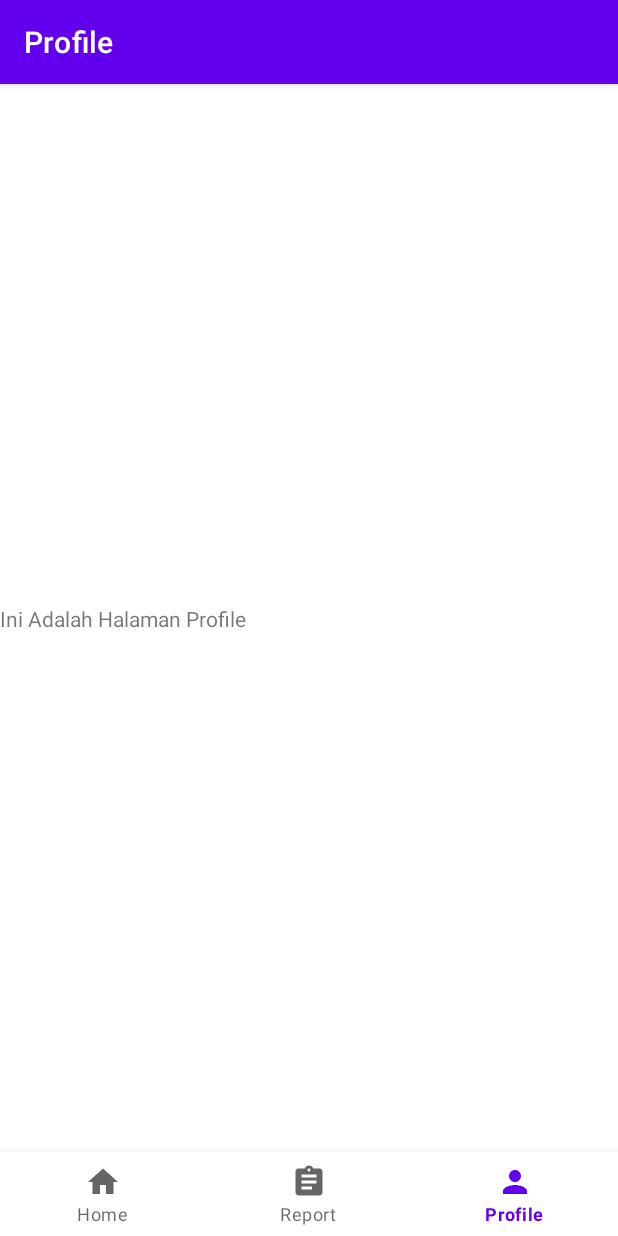
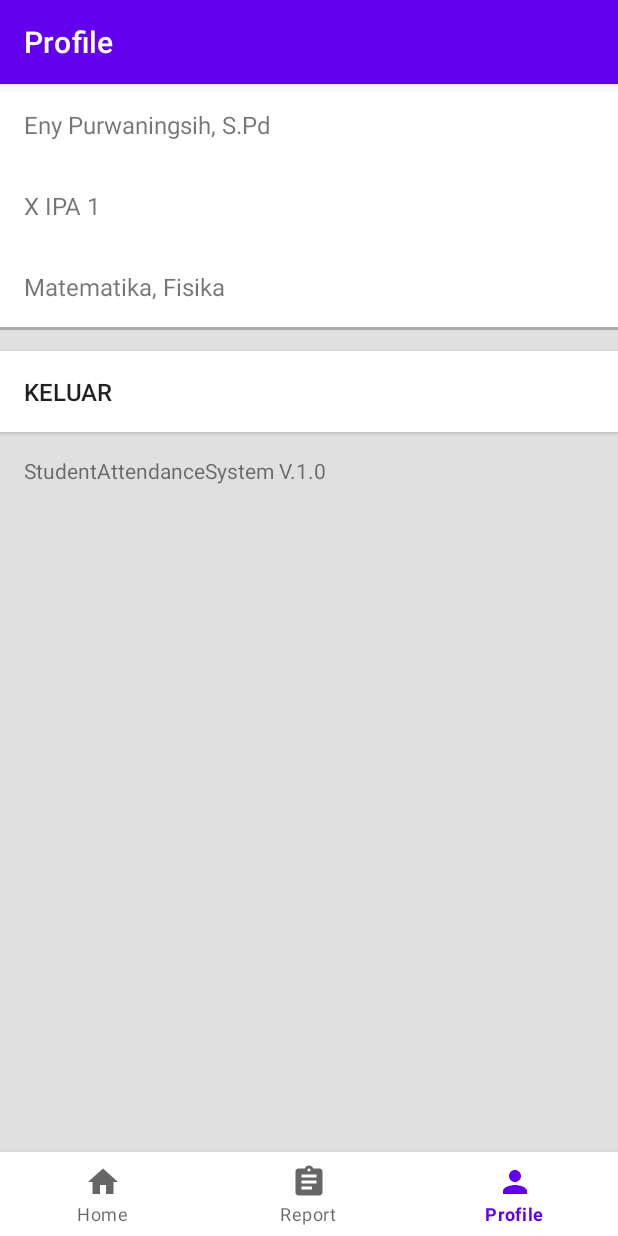
Before and after one commit to ThirstyProgrammer/StudentAttendanceSystem, an Android app: the ProfileFragment screen opened through its navigation route, on a phone screen of 412 x 824 dp. Run offline under Robolectric (Android 15) with nearby library versions, the phone set to English and light mode, and no system bars; our stand-ins replace navigation-ui.

Commit message:
Update Profile Feature UI

```diff
--- a/app/src/main/java/id/bachtiar/harits/studentattendancesystem/feature/profile/ProfileFragment.kt
+++ b/app/src/main/java/id/bachtiar/harits/studentattendancesystem/feature/profile/ProfileFragment.kt
@@ -5,9 +5,10 @@ import android.view.LayoutInflater
 import android.view.View
 import android.view.ViewGroup
 import androidx.fragment.app.Fragment
+import id.bachtiar.harits.studentattendancesystem.BuildConfig
 import id.bachtiar.harits.studentattendancesystem.databinding.FragmentProfileBinding
 
-class ProfileFragment: Fragment() {
+class ProfileFragment : Fragment() {
 
     private lateinit var viewBinding: FragmentProfileBinding
     private lateinit var viewModel: ProfileViewModel
@@ -19,4 +20,14 @@ class ProfileFragment: Fragment() {
         viewBinding = FragmentProfileBinding.inflate(inflater, container, false)
         return viewBinding.root
     }
+
+    override fun onViewCreated(view: View, savedInstanceState: Bundle?) {
+        super.onViewCreated(view, savedInstanceState)
+        viewBinding.apply {
+            tvName.text = "Eny Purwaningsih, S.Pd"
+            tvGrade.text = "X IPA 1"
+            tvSubjects.text = "Matematika, Fisika"
+            tvVersion.text = "StudentAttendanceSystem V.${BuildConfig.VERSION_NAME}"
+        }
+    }
 }
--- a/app/src/main/res/layout/fragment_profile.xml
+++ b/app/src/main/res/layout/fragment_profile.xml
@@ -1,17 +1,66 @@
 <?xml version="1.0" encoding="utf-8"?>
-<androidx.constraintlayout.widget.ConstraintLayout
-    xmlns:android="http://schemas.android.com/apk/res/android"
+<androidx.constraintlayout.widget.ConstraintLayout xmlns:android="http://schemas.android.com/apk/res/android"
     xmlns:app="http://schemas.android.com/apk/res-auto"
+    xmlns:tools="http://schemas.android.com/tools"
     android:layout_width="match_parent"
-    android:layout_height="match_parent">
+    android:layout_height="match_parent"
+    android:background="@color/gray_300"
+    android:orientation="vertical">
 
-    <TextView
-        android:id="@+id/tv_title"
+    <androidx.appcompat.widget.AppCompatTextView
+        android:id="@+id/tv_name"
         android:layout_width="match_parent"
         android:layout_height="wrap_content"
-        android:text="Ini Adalah Halaman Profile"
-        app:layout_constraintBottom_toBottomOf="parent"
-        app:layout_constraintEnd_toEndOf="parent"
-        app:layout_constraintStart_toStartOf="parent"
-        app:layout_constraintTop_toTopOf="parent" />
+        android:background="@color/white"
+        android:padding="@dimen/padding_16"
+        android:textSize="16sp"
+        app:layout_constraintTop_toTopOf="parent"
+        tools:text="AALIYA NAYLA FADYA RIZQYA" />
+
+    <androidx.appcompat.widget.AppCompatTextView
+        android:id="@+id/tv_grade"
+        android:layout_width="match_parent"
+        android:layout_height="wrap_content"
+        android:background="@color/white"
+        android:padding="@dimen/padding_16"
+        android:textSize="16sp"
+        app:layout_constraintTop_toBottomOf="@id/tv_name"
+        tools:text="X IPA 1" />
+
+    <androidx.appcompat.widget.AppCompatTextView
+        android:id="@+id/tv_subjects"
+        android:layout_width="match_parent"
+        android:layout_height="wrap_content"
+        android:background="@color/white"
+        android:padding="@dimen/padding_16"
+        android:textSize="16sp"
+        app:layout_constraintTop_toBottomOf="@+id/tv_grade"
+        tools:text="Matematika, Fisika, Kimia" />
+
+    <androidx.appcompat.widget.AppCompatImageView
+        android:layout_width="match_parent"
+        android:layout_height="@dimen/stroke_size"
+        android:background="@android:color/darker_gray"
+        app:layout_constraintTop_toBottomOf="@id/tv_subjects" />
+
+    <androidx.appcompat.widget.AppCompatButton
+        android:id="@+id/appCompatTextView5"
+        android:layout_width="match_parent"
+        android:layout_height="wrap_content"
+        android:layout_marginTop="@dimen/padding_16"
+        android:background="@color/white"
+        android:gravity="start"
+        android:padding="@dimen/padding_16"
+        android:text="@string/sign_out"
+        android:textSize="16sp"
+        app:layout_constraintTop_toBottomOf="@+id/tv_subjects" />
+
+    <androidx.appcompat.widget.AppCompatTextView
+        android:id="@+id/tv_version"
+        android:layout_width="match_parent"
+        android:layout_height="wrap_content"
+        android:padding="@dimen/padding_16"
+        android:textSize="14sp"
+        app:layout_constraintTop_toBottomOf="@+id/appCompatTextView5"
+        tools:text="StudentAttendanceSystem V1.0" />
 </androidx.constraintlayout.widget.ConstraintLayout>
--- a/app/src/main/res/values/colors.xml
+++ b/app/src/main/res/values/colors.xml
@@ -7,6 +7,7 @@
     <color name="teal_700">#FF018786</color>
     <color name="black">#FF000000</color>
     <color name="white">#FFFFFFFF</color>
+    <color name="gray_300">#E0E0E0</color>
     <color name="green_500">#4CAF50</color>
     <color name="green_500_light">#80E27E</color>
     <color name="blue_500">#2196F3</color>
--- a/app/src/main/res/values/strings.xml
+++ b/app/src/main/res/values/strings.xml
@@ -10,4 +10,5 @@
     <string name="home">Home</string>
     <string name="report">Report</string>
     <string name="profile">Profile</string>
+    <string name="sign_out">Keluar</string>
 </resources>
```
